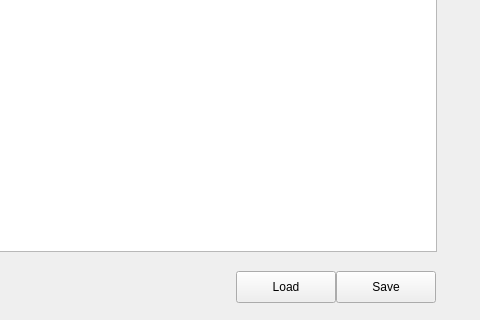
First picture: the form in src/asammdf/arloo/ui/preset_widget.ui, repository hayarobi/asammdf, before the edit; both pictures show x 284 to 764 and y 649 to 969 of the 764 by 969 pixel window.
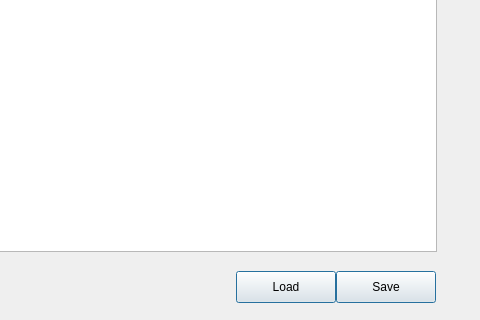
Second picture: the form after the edit.

Commit message:
load/save 편의성 보강
창 열리고 엔터키를 누르면 바로 로드/세이브 가능하게 조정

Diff of the .ui file:
```diff
--- a/src/asammdf/arloo/ui/preset_widget.ui
+++ b/src/asammdf/arloo/ui/preset_widget.ui
@@ -25,8 +25,11 @@
    <property name="text">
     <string>Save</string>
    </property>
+   <property name="autoDefault">
+    <bool>true</bool>
+   </property>
    <property name="default">
-    <bool>false</bool>
+    <bool>true</bool>
    </property>
   </widget>
   <widget class="QListView" name="itemListView">
@@ -87,8 +90,11 @@
    <property name="text">
     <string>Load</string>
    </property>
+   <property name="autoDefault">
+    <bool>true</bool>
+   </property>
    <property name="default">
-    <bool>false</bool>
+    <bool>true</bool>
    </property>
   </widget>
  </widget>
```
The commit also changes 2 other files.
